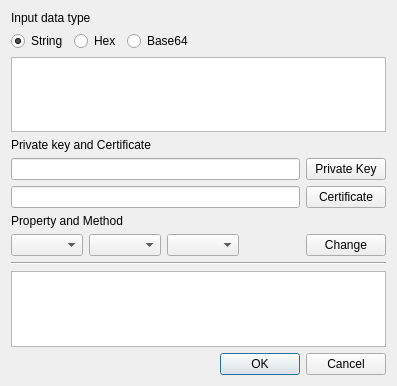
First picture: the form in BerViewer/rsa_enc_dec_dlg.ui, repository jykim74/BerEditor, before the edit.
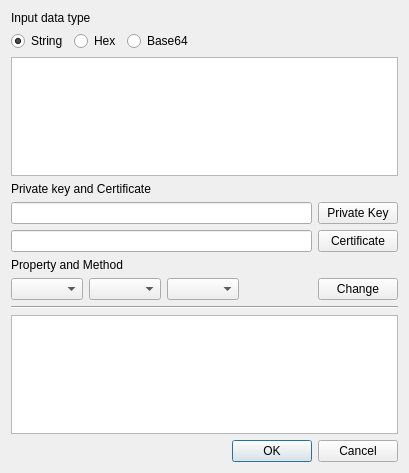
Second picture: the form after the edit.

What changed in the file:
```diff
--- a/BerViewer/rsa_enc_dec_dlg.ui
+++ b/BerViewer/rsa_enc_dec_dlg.ui
@@ -6,8 +6,8 @@
    <rect>
     <x>0</x>
     <y>0</y>
-    <width>397</width>
-    <height>386</height>
+    <width>409</width>
+    <height>473</height>
    </rect>
   </property>
   <property name="windowTitle">
@@ -150,6 +150,19 @@
    <item>
     <widget class="QPlainTextEdit" name="mOutputText"/>
    </item>
+   <item>
+    <spacer name="verticalSpacer">
+     <property name="orientation">
+      <enum>Qt::Vertical</enum>
+     </property>
+     <property name="sizeHint" stdset="0">
+      <size>
+       <width>20</width>
+       <height>40</height>
+      </size>
+     </property>
+    </spacer>
+   </item>
    <item>
     <widget class="QDialogButtonBox" name="buttonBox">
      <property name="orientation">
```
